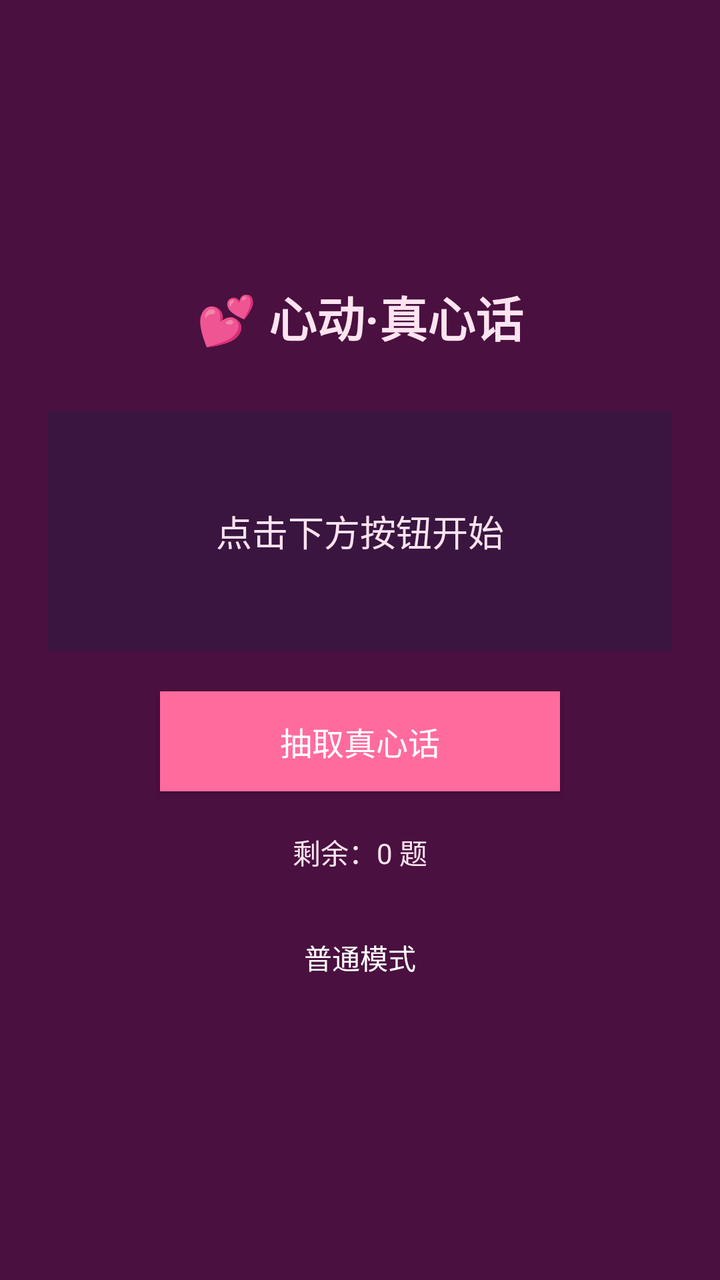
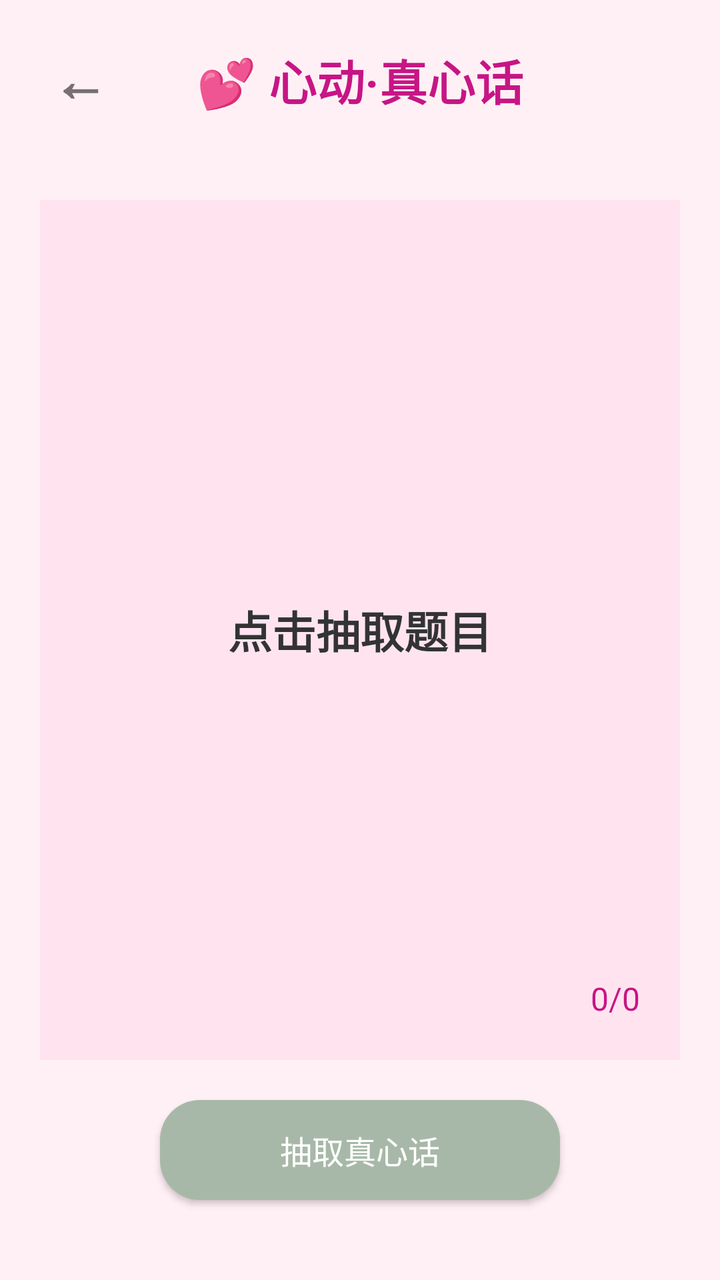

Before-and-after screenshots of an Android layout around one commit, followed by the original layout XML and the change that was made.
<!-- AndroidManifest.xml: application theme Theme.TruthOrDare -->
<!-- res/layout/activity_love_truth.xml -->
<?xml version="1.0" encoding="utf-8"?>

<LinearLayout xmlns:android="http://schemas.android.com/apk/res/android"
    android:layout_width="match_parent"
    android:layout_height="match_parent"
    android:orientation="vertical"
    android:background="#4A1040"
    android:gravity="center"
    android:padding="24dp">

    <TextView
        android:id="@+id/titleTextView"
        android:layout_width="wrap_content"
        android:layout_height="wrap_content"
        android:text="💕 心动·真心话"
        android:textSize="24sp"
        android:textStyle="bold"
        android:textColor="#FFE4F0"
        android:layout_marginBottom="30dp" />

    <TextView
        android:id="@+id/questionTextView"
        android:layout_width="match_parent"
        android:layout_height="120dp"
        android:gravity="center"
        android:text="点击下方按钮开始"
        android:textSize="18sp"
        android:textColor="#FFE4F0"
        android:background="#3A1540"
        android:padding="16dp"
        android:layout_marginBottom="20dp" />

    <Button
        android:id="@+id/extractButton"
        android:layout_width="200dp"
        android:layout_height="50dp"
        android:text="抽取真心话"
        android:textSize="16sp"
        android:textColor="#FFFFFF"
        android:background="#FF6B9D"
        android:layout_marginBottom="20dp" />

    <TextView
        android:id="@+id/counterTextView"
        android:layout_width="wrap_content"
        android:layout_height="wrap_content"
        android:text="剩余：0 题"
        android:textSize="14sp"
        android:textColor="#FFE4F0"
        android:layout_marginBottom="10dp" />

    <TextView
        android:id="@+id/backToNormalBtn"
        android:layout_width="wrap_content"
        android:layout_height="wrap_content"
        android:text="普通模式"
        android:textSize="14sp"
        android:textColor="#FFFFFF"
        android:padding="10dp"
        android:layout_marginTop="12dp" />
</LinearLayout>
<!-- resources referenced by this layout -->
<resources>
  <style name="Theme.TruthOrDare" parent="Theme.MaterialComponents.DayNight.DarkActionBar">
          
          <item name="colorPrimary">@color/morandi_primary</item>
          <item name="colorPrimaryVariant">@color/morandi_dark</item>  
          <item name="colorOnPrimary">@color/white</item>
  
          
          <item name="colorSecondary">@color/morandi_secondary</item>
          <item name="colorSecondaryVariant">@color/morandi_accent</item>  
          <item name="colorOnSecondary">@color/white</item>
  
          
          <item name="colorSecondary">@color/morandi_secondary</item>
          <item name="colorSecondaryVariant">@color/morandi_accent</item>
          <item name="colorOnSecondary">@color/white</item>
  
          
          <item name="android:windowBackground">@color/morandi_bg</item>
          <item name="android:statusBarColor">@color/morandi_bg</item>
  
          
          <item name="android:fontFamily">sans-serif</item>
  
          
          <item name="windowNoTitle">true</item>
          <item name="windowActionBar">false</item>
      </style>
  <color name="morandi_primary">#A8B8A8</color>
  <color name="morandi_dark">#7A8A7A</color>
  <color name="white">#FFFFFFFF</color>
  <color name="morandi_secondary">#D1B6A8</color>
  <color name="morandi_accent">#C9A8A8</color>
  <color name="morandi_bg">#F5F5F5</color>
</resources>

<!-- the commit's change to res/layout/activity_love_truth.xml (unified diff, before → after) -->
@@ -4,58 +4,92 @@
     android:layout_width="match_parent"
     android:layout_height="match_parent"
     android:orientation="vertical"
-    android:background="#4A1040"
-    android:gravity="center"
-    android:padding="24dp">
+    android:background="#FFF0F5"
+    android:gravity="center_horizontal">
 
-    <TextView
-        android:id="@+id/titleTextView"
-        android:layout_width="wrap_content"
+    
+    <RelativeLayout
+        android:layout_width="match_parent"
         android:layout_height="wrap_content"
-        android:text="💕 心动·真心话"
-        android:textSize="24sp"
-        android:textStyle="bold"
-        android:textColor="#FFE4F0"
-        android:layout_marginBottom="30dp" />
+        android:padding="20dp">
 
-    <TextView
-        android:id="@+id/questionTextView"
+        <TextView
+            android:id="@+id/backButton"
+            android:layout_width="40dp"
+            android:layout_height="40dp"
+            android:layout_alignParentStart="true"
+            android:layout_centerVertical="true"
+            android:gravity="center"
+            android:text="←"
+            android:textColor="#88000000"
+            android:textSize="28sp"
+            android:textStyle="bold" />
+
+        <TextView
+            android:id="@+id/titleTextView"
+            android:layout_width="wrap_content"
+            android:layout_height="wrap_content"
+            android:layout_centerInParent="true"
+            android:text="💕 心动·真心话"
+            android:textSize="24sp"
+            android:textStyle="bold"
+            android:textColor="#C71585" />
+
+    </RelativeLayout>
+
+    
+    <RelativeLayout
         android:layout_width="match_parent"
-        android:layout_height="120dp"
-        android:gravity="center"
-        android:text="点击下方按钮开始"
-        android:textSize="18sp"
-        android:textColor="#FFE4F0"
-        android:background="#3A1540"
-        android:padding="16dp"
-        android:layout_marginBottom="20dp" />
+        android:layout_height="0dp"
+        android:layout_weight="1"
+        android:padding="20dp">
 
+        <LinearLayout
+            android:id="@+id/noteContainer"
+            android:layout_width="match_parent"
+            android:layout_height="match_parent"
+            android:background="#FFE4F0"
+            android:orientation="vertical"
+            android:gravity="center"
+            android:padding="40dp">
+
+            <TextView
+                android:id="@+id/questionTextView"
+                android:layout_width="wrap_content"
+                android:layout_height="wrap_content"
+                android:gravity="center"
+                android:text="点击抽取题目"
+                android:textColor="#333333"
+                android:textSize="22sp"
+                android:textStyle="bold"
+                android:fontFamily="sans-serif-light"
+                android:lineSpacingExtra="12sp" />
+
+        </LinearLayout>
+
+        <TextView
+            android:id="@+id/counterTextView"
+            android:layout_width="wrap_content"
+            android:layout_height="wrap_content"
+            android:layout_alignParentBottom="true"
+            android:layout_alignParentEnd="true"
+            android:layout_marginEnd="20dp"
+            android:layout_marginBottom="20dp"
+            android:text="0/0"
+            android:textColor="#C71585"
+            android:textSize="16sp" />
+
+    </RelativeLayout>
+
+    
     <Button
         android:id="@+id/extractButton"
         android:layout_width="200dp"
         android:layout_height="50dp"
+        android:layout_marginBottom="40dp"
         android:text="抽取真心话"
         android:textSize="16sp"
         android:textColor="#FFFFFF"
-        android:background="#FF6B9D"
-        android:layout_marginBottom="20dp" />
+        android:background="@drawable/rounded_button" />
 
-    <TextView
-        android:id="@+id/counterTextView"
-        android:layout_width="wrap_content"
-        android:layout_height="wrap_content"
-        android:text="剩余：0 题"
-        android:textSize="14sp"
-        android:textColor="#FFE4F0"
-        android:layout_marginBottom="10dp" />
-
-    <TextView
-        android:id="@+id/backToNormalBtn"
-        android:layout_width="wrap_content"
-        android:layout_height="wrap_content"
-        android:text="普通模式"
-        android:textSize="14sp"
-        android:textColor="#FFFFFF"
-        android:padding="10dp"
-        android:layout_marginTop="12dp" />
 </LinearLayout>
<!-- resource entries referenced after the edit -->
@@ -1,5 +1,39 @@
 <!-- resources referenced by this layout -->
 <resources>
+  <!-- drawable rounded_button (drawable) -->
+  <?xml version="1.0" encoding="utf-8"?>
+  
+  <selector xmlns:android="http://schemas.android.com/apk/res/android">
+      
+      <item android:state_pressed="true">
+          <shape android:shape="rectangle">
+              
+              <corners android:radius="20dp" />
+              
+              <solid android:color="@color/button_pressed" />
+              
+              <padding android:left="16dp"
+                  android:top="12dp"
+                  android:right="16dp"
+                  android:bottom="12dp"/>
+          </shape>
+      </item>
+  
+      
+      <item>
+          <shape android:shape="rectangle">
+              
+              <corners android:radius="20dp" />
+              
+              <solid android:color="@color/button_normal" />
+              
+              <padding android:left="16dp"
+                  android:top="12dp"
+                  android:right="16dp"
+                  android:bottom="12dp"/>
+          </shape>
+      </item>
+  </selector>
   <style name="Theme.TruthOrDare" parent="Theme.MaterialComponents.DayNight.DarkActionBar">
           
           <item name="colorPrimary">@color/morandi_primary</item>
@@ -27,6 +61,8 @@
           <item name="windowNoTitle">true</item>
           <item name="windowActionBar">false</item>
       </style>
+  <color name="button_pressed">#8A9A8A</color>
+  <color name="button_normal">#A8B8A8</color>
   <color name="morandi_primary">#A8B8A8</color>
   <color name="morandi_dark">#7A8A7A</color>
   <color name="white">#FFFFFFFF</color>
